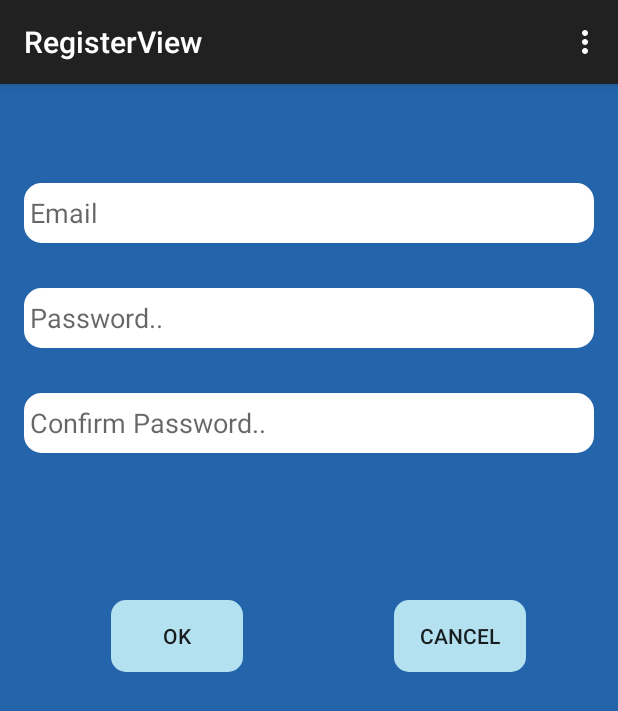
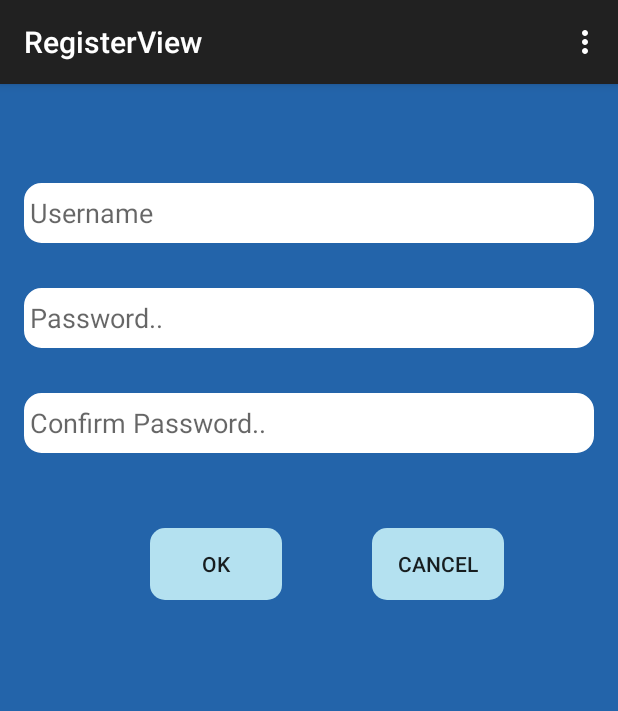
Before and after one commit to aichahezit/android-final-project, an Android app: the screen it shows after launch (RegisterView), after a tap on "REGISTER", on a phone screen of 412 x 824 dp. Shown: the top 711 px of the screen. Run offline under Robolectric (Android 15) with nearby library versions, the phone set to English and light mode, and no system bars.

Commit message:
simple register and login using sqlite

```diff
--- a/FinalProject/app/src/main/AndroidManifest.xml
+++ b/FinalProject/app/src/main/AndroidManifest.xml
@@ -1,6 +1,7 @@
 <?xml version="1.0" encoding="utf-8"?>
 <manifest xmlns:android="http://schemas.android.com/apk/res/android"
     package="a00906732.bcit.ca.finalproject" >
+    <uses-permission android:name="android.permission.INTERNET"/>
 
     <application
         android:allowBackup="true"
--- a/FinalProject/app/src/main/java/a00906732/bcit/ca/finalproject/MainActivity.java
+++ b/FinalProject/app/src/main/java/a00906732/bcit/ca/finalproject/MainActivity.java
@@ -1,18 +1,20 @@
 package a00906732.bcit.ca.finalproject;
 
 import android.content.Intent;
-import android.support.v7.app.ActionBarActivity;
 import android.os.Bundle;
+import android.support.v7.app.AppCompatActivity;
 import android.view.Menu;
 import android.view.MenuItem;
 import android.view.View;
-import android.widget.Button;
+import android.widget.EditText;
 import android.widget.ImageView;
+import android.widget.Toast;
 
 
-public class MainActivity extends ActionBarActivity {
+public class MainActivity extends AppCompatActivity {
 
-    public Button loginButton;
+    //public Button loginButton;
+    DatabaseHelper dh = new DatabaseHelper(this);
 
     @Override
     protected void onCreate(Bundle savedInstanceState) {
@@ -22,7 +24,7 @@ public class MainActivity extends ActionBarActivity {
         ImageView image = (ImageView) findViewById(R.id.imageView);
         image.setImageResource(R.drawable.logo);
 
-        Intent intent = getIntent();
+        //Intent intent = getIntent();
     }
 
 
@@ -48,10 +50,28 @@ public class MainActivity extends ActionBarActivity {
         return super.onOptionsItemSelected(item);
     }
 
+    /**
+     * move to week view if password and username is match
+     * toast error message if they are not matched
+     * @param v
+     */
     public void login(View v){
-        Intent intent = new Intent(this, WeekView.class);
-        //loginButton = (Button) findViewById(R.id.loginButton);
-        startActivity(intent);
+        EditText usernameEditText = (EditText)findViewById(R.id.editText2);
+        EditText passwordEditText = (EditText)findViewById(R.id.editText);
+        String username = usernameEditText.getText().toString();
+        String passwordInput = passwordEditText.getText().toString();
+
+        String password = dh.searchPassword(username);
+
+        if(passwordInput.equals(password)){
+            Intent intent = new Intent(this, WeekView.class);
+            intent.putExtra("Username", username);
+            startActivity(intent);
+
+        }
+        else{
+            Toast.makeText(MainActivity.this, "Username and password did not match", Toast.LENGTH_SHORT).show();
+        }
     }
 
     public void registerView(View v){
--- a/FinalProject/app/src/main/java/a00906732/bcit/ca/finalproject/RegisterView.java
+++ b/FinalProject/app/src/main/java/a00906732/bcit/ca/finalproject/RegisterView.java
@@ -1,20 +1,30 @@
 package a00906732.bcit.ca.finalproject;
 
 import android.content.Intent;
-import android.support.v7.app.ActionBarActivity;
 import android.os.Bundle;
+import android.support.v7.app.AppCompatActivity;
 import android.view.Menu;
 import android.view.MenuItem;
 import android.view.View;
+import android.widget.EditText;
 import android.widget.Toast;
 
 
-public class RegisterView extends ActionBarActivity {
+public class RegisterView extends AppCompatActivity {
+
+    public EditText username;
+    public EditText password;
+    public EditText password_conf;
+    DatabaseHelper dh = new DatabaseHelper(this);
+
 
     @Override
     protected void onCreate(Bundle savedInstanceState) {
         super.onCreate(savedInstanceState);
         setContentView(R.layout.activity_register_view);
+        username = (EditText)findViewById(R.id.editTextUsername);
+        password = (EditText)findViewById(R.id.editTextPassword);
+        password_conf = (EditText)findViewById(R.id.editTextPassword_conf);
     }
 
 
@@ -40,10 +50,28 @@ public class RegisterView extends ActionBarActivity {
         return super.onOptionsItemSelected(item);
     }
 
-    public void loginView(View v){
-        Intent intent = new Intent(this, MainActivity.class);
-        startActivity(intent);
-        Toast.makeText(this, "Account Created!", Toast.LENGTH_SHORT).show();
+    public void registerUser(View v){
+        String name = username.getText().toString();
+        String pass = password.getText().toString();
+        String pass_conf = password_conf.getText().toString();
+
+        if(pass.compareTo(pass_conf) == 0){
+            //if(dh.userExists(name) == false) {
+                Users u = new Users(name,pass);
+                dh.insertUser(u);
+                Toast.makeText(RegisterView.this, "Account Created!", Toast.LENGTH_SHORT).show();
+                Intent intent = new Intent(this, MainActivity.class);
+                startActivity(intent);
+
+            //}
+            //else{
+            //    Toast.makeText(RegisterView.this, "User already exists", Toast.LENGTH_SHORT).show();
+            //}
+        }
+        else{
+            Toast.makeText(RegisterView.this, "Passwords did not match", Toast.LENGTH_SHORT).show();
+        }
+
 
     }
 
--- a/FinalProject/app/src/main/res/layout/activity_main.xml
+++ b/FinalProject/app/src/main/res/layout/activity_main.xml
@@ -41,7 +41,7 @@
         android:layout_above="@+id/editText"
         android:layout_centerHorizontal="true"
         android:layout_marginBottom="30dp"
-        android:hint="Email"
+        android:hint="Username"
         android:autoText="false"
         android:background="@drawable/rounded_corner"
         android:height="40dp"
@@ -49,7 +49,7 @@
         android:layout_marginTop="50dp"
         android:minWidth="215dp"
         android:minHeight="40dp"
-        android:inputType="number"
+        android:inputType="text"
         android:singleLine="true"/>
 
     <ImageView
--- a/FinalProject/app/src/main/res/layout/activity_register_view.xml
+++ b/FinalProject/app/src/main/res/layout/activity_register_view.xml
@@ -12,28 +12,27 @@
         android:layout_height="wrap_content"
         android:text="OK"
         android:id="@+id/loginButton"
-        android:onClick="loginView"
+        android:onClick="registerUser"
         android:background="@drawable/rounded_blue"
         style="?android:attr/borderlessButtonStyle"
-        android:layout_marginTop="98dp"
-        android:layout_below="@+id/editText7"
-        android:layout_alignParentLeft="true"
-        android:layout_alignParentStart="true"
-        android:layout_marginLeft="58dp"
-        android:layout_marginStart="58dp" />
+        android:layout_alignTop="@+id/button"
+        android:layout_toLeftOf="@+id/button"
+        android:layout_toStartOf="@+id/button"
+        android:layout_marginRight="60dp"
+        android:layout_marginEnd="60dp" />
 
     <EditText
         android:layout_width="fill_parent"
         android:layout_height="wrap_content"
-        android:id="@+id/editText2"
-        android:hint="Email"
+        android:id="@+id/editTextUsername"
+        android:hint="Username"
         android:autoText="false"
         android:background="@drawable/rounded_corner"
         android:height="40dp"
         android:width="215dp"
         android:minWidth="215dp"
         android:minHeight="40dp"
-        android:inputType="number"
+        android:inputType="text"
         android:singleLine="true"
         android:layout_alignParentTop="true"
         android:layout_marginTop="50dp"
@@ -47,16 +46,17 @@
         android:id="@+id/button"
         android:onClick="loginViewCancel"
         android:background="@drawable/rounded_blue"
-        android:layout_alignTop="@+id/loginButton"
-        android:layout_alignRight="@+id/editText7"
-        android:layout_alignEnd="@+id/editText7"
-        android:layout_marginRight="45dp"
-        android:layout_marginEnd="45dp" />
+        android:layout_marginTop="50dp"
+        android:layout_marginRight="60dp"
+        android:layout_marginEnd="60dp"
+        android:layout_below="@+id/editTextPassword_conf"
+        android:layout_alignRight="@+id/editTextPassword_conf"
+        android:layout_alignEnd="@+id/editTextPassword_conf" />
 
     <EditText
         android:layout_width="fill_parent"
         android:layout_height="wrap_content"
-        android:id="@+id/editText6"
+        android:id="@+id/editTextPassword"
         android:hint="Password.."
         android:autoText="false"
         android:background="@drawable/rounded_corner"
@@ -66,7 +66,7 @@
         android:minHeight="40dp"
         android:inputType="number"
         android:singleLine="true"
-        android:layout_below="@+id/editText2"
+        android:layout_below="@+id/editTextUsername"
         android:layout_alignLeft="@+id/editText2"
         android:layout_alignStart="@+id/editText2"
         android:layout_marginTop="30dp" />
@@ -74,7 +74,7 @@
     <EditText
         android:layout_width="fill_parent"
         android:layout_height="wrap_content"
-        android:id="@+id/editText7"
+        android:id="@+id/editTextPassword_conf"
         android:hint="Confirm Password.."
         android:autoText="false"
         android:background="@drawable/rounded_corner"
@@ -85,7 +85,7 @@
         android:inputType="number"
         android:singleLine="true"
         android:layout_marginTop="30dp"
-        android:layout_below="@+id/editText6"
+        android:layout_below="@+id/editTextPassword"
         android:layout_centerHorizontal="true" />
 
 </RelativeLayout>
--- a/FinalProject/build.gradle
+++ b/FinalProject/build.gradle
@@ -5,7 +5,7 @@ buildscript {
         jcenter()
     }
     dependencies {
-        classpath 'com.android.tools.build:gradle:1.1.0'
+        classpath 'com.android.tools.build:gradle:1.3.0'
 
         // NOTE: Do not place your application dependencies here; they belong
         // in the individual module build.gradle files
```
Also changed, not shown: FinalProject/app/src/main/java/a00906732/bcit/ca/finalproject/DatabaseHelper.java (added, +92 -0 lines), FinalProject/app/src/main/java/a00906732/bcit/ca/finalproject/Users.java (added, +33 -0 lines), FinalProject/app/src/main/java/a00906732/bcit/ca/finalproject/WeekView.java (+6 -2 lines), FinalProject/app/src/main/res/layout/activity_week_view.xml (+10 -0 lines), 2 other files.
